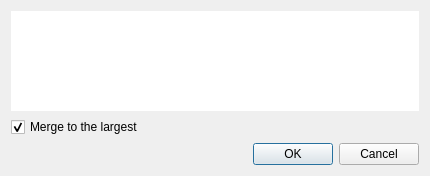
janelia-flyem/NeuTu, file neurolabi/gui/dialogs/zflyemmergeuploaddialog.ui: the form before one commit.
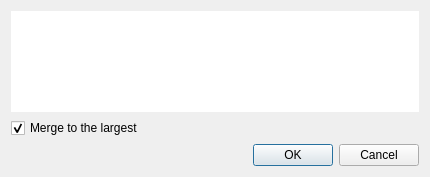
The form after the commit.

```diff
--- a/neurolabi/gui/dialogs/zflyemmergeuploaddialog.ui
+++ b/neurolabi/gui/dialogs/zflyemmergeuploaddialog.ui
@@ -7,7 +7,7 @@
     <x>0</x>
     <y>0</y>
     <width>430</width>
-    <height>176</height>
+    <height>177</height>
    </rect>
   </property>
   <property name="windowTitle">
```
Left out of the diff: 2 changed lines with no effect on the pictures.
